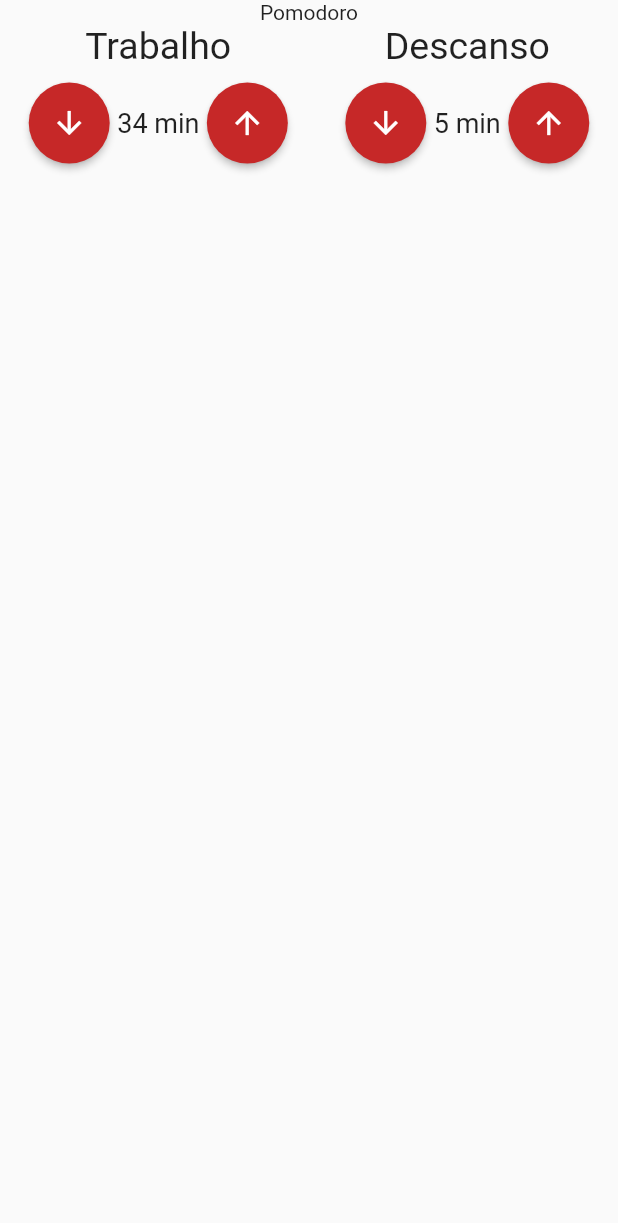
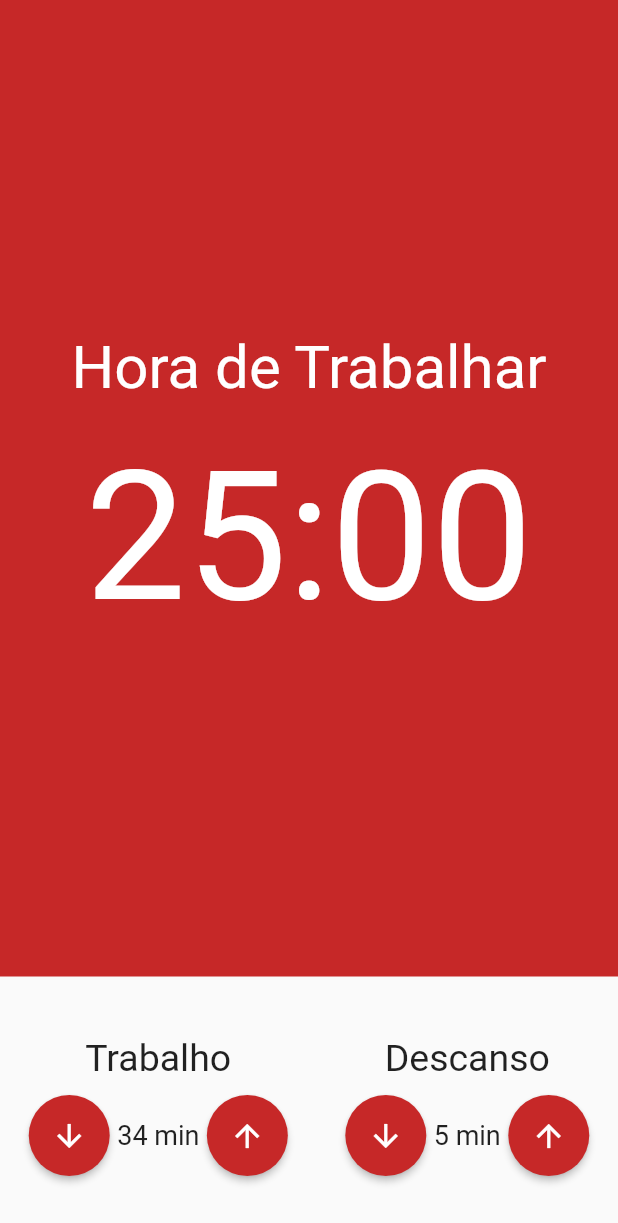
Before and after one commit to LeandroSimo/flutter-pomodoro, a Flutter app: the screen it shows after launch, on a phone screen of 412 x 824 dp. Shown: the top 1223 px of the screen. Run offline on Flutter 3.47's test engine with Material 2 defaults, Android fonts, the phone set to English and light mode, and no system bars.

Commit message:
Stopwatch Component

```diff
--- a/lib/app/view/pomodoro_page.dart
+++ b/lib/app/view/pomodoro_page.dart
@@ -1,4 +1,5 @@
 import 'package:flutter/material.dart';
+import 'package:pomodoro/app/view_models/cronometro.dart';
 import 'package:pomodoro/app/view_models/entrada_tempo.dart';
 
 class Pomodoro extends StatefulWidget {
@@ -13,9 +14,12 @@ class _PomodoroState extends State<Pomodoro> {
   Widget build(BuildContext context) {
     return Scaffold(
       body: Column(
+        crossAxisAlignment: CrossAxisAlignment.stretch,
         children: [
-          const Text('Pomodoro'),
-          Row(
+          Expanded(child: Cronometro()),
+          Padding(
+            padding: const EdgeInsets.symmetric(vertical: 40),
+            child: Row(
               mainAxisAlignment: MainAxisAlignment.spaceAround,
               children: [
                 EntradaTempo(
@@ -28,6 +32,7 @@ class _PomodoroState extends State<Pomodoro> {
                 ),
               ],
             ),
+          ),
         ],
       ),
     );
--- /dev/null
+++ b/lib/app/view_models/cronometro.dart
@@ -0,0 +1,34 @@
+import 'package:flutter/material.dart';
+
+class Cronometro extends StatelessWidget {
+  const Cronometro({Key? key}) : super(key: key);
+
+  @override
+  Widget build(BuildContext context) {
+    return Container(
+      color: Colors.red[800],
+      child: Column(
+        mainAxisAlignment: MainAxisAlignment.center,
+        children: const [
+          Text(
+            'Hora de Trabalhar',
+            style: TextStyle(
+              fontSize: 40,
+              color: Colors.white,
+            ),
+          ),
+          SizedBox(
+            height: 20,
+          ),
+          Text(
+            '25:00',
+            style: TextStyle(
+              fontSize: 120,
+              color: Colors.white,
+            ),
+          ),
+        ],
+      ),
+    );
+  }
+}
```
Lines whose indentation alone changed are shown as unchanged.
